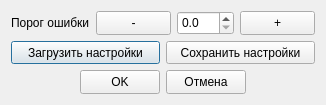
The window that gui/settings.ui (EPC-MSU/EPLab) describes before a commit, drawn with Qt 5.
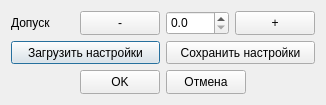
The same window after the commit.

```diff
--- a/gui/settings.ui
+++ b/gui/settings.ui
@@ -28,7 +28,7 @@
      <item>
       <widget class="QLabel" name="label">
        <property name="text">
-        <string>Порог ошибки</string>
+        <string>Допуск</string>
        </property>
       </widget>
      </item>
```
